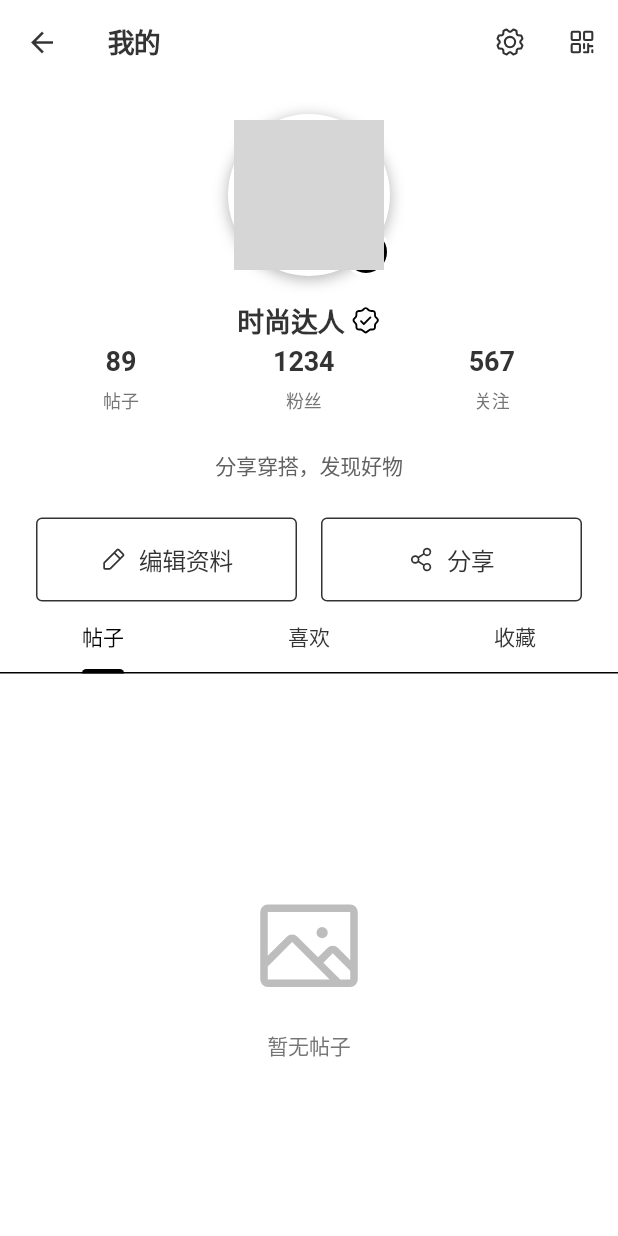
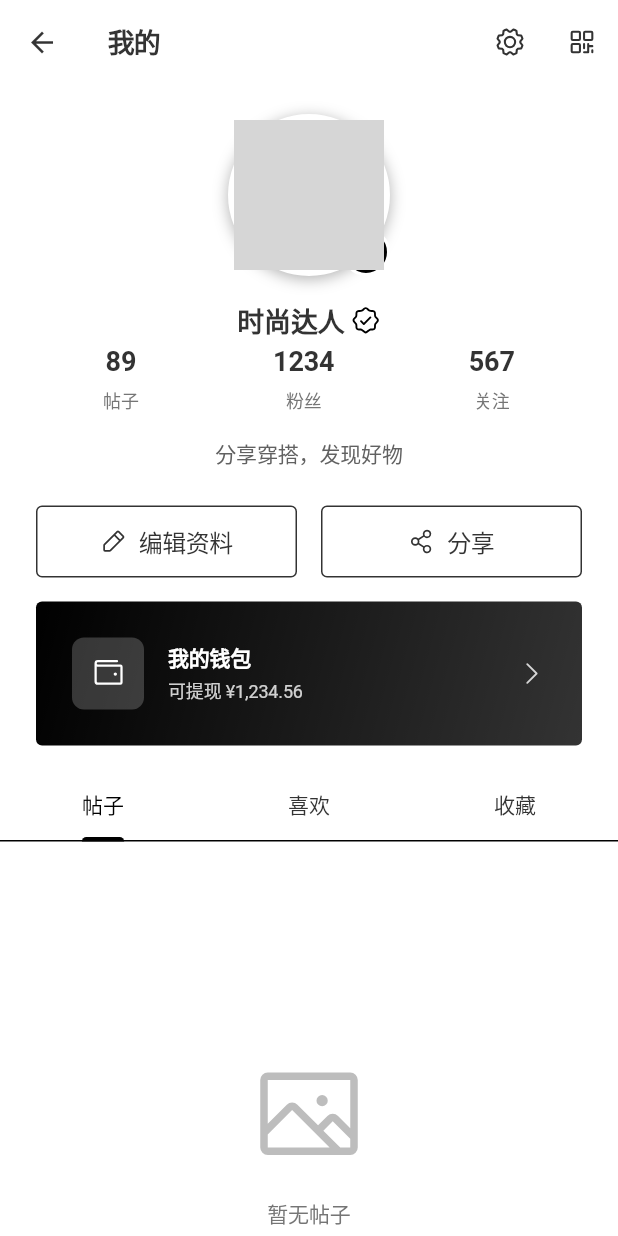
Before and after one commit to lveeer/OOTD, a Flutter app: the MyProfilePage screen opened directly, on a phone screen of 412 x 824 dp. Run offline on Flutter 3.47's test engine with Material 3 defaults, Android fonts, the light colour scheme and no system bars; our stand-ins replace cached_network_image, dartz, dio, equatable, fl_chart, flutter_bloc and 9 more; missing offline and left inert: photo_manager; accounts and stored records are empty; network calls fail; project files that could hold a hidden picture were left out; grey boxes are pictures that could not be loaded.

Commit message:
feat: 在个人页面添加钱包入口卡片

```diff
--- a/lib/features/user_profile/presentation/pages/my_profile_page.dart
+++ b/lib/features/user_profile/presentation/pages/my_profile_page.dart
@@ -4,6 +4,7 @@ import 'package:cached_network_image/cached_network_image.dart';
 import '../../../../core/constants/app_constants.dart';
 import '../../../../core/theme/app_colors.dart';
 import '../../../../shared/models/user.dart';
+import '../../../wallet/presentation/pages/wallet_page.dart';
 
 class MyProfilePage extends StatefulWidget {
   const MyProfilePage({super.key});
@@ -43,6 +44,9 @@ class _MyProfilePageState extends State<MyProfilePage> {
           ),
           SliverToBoxAdapter(
             child: _buildActionButtons(),
+          ),
+          SliverToBoxAdapter(
+            child: _buildWalletCard(),
           ),
           SliverToBoxAdapter(
             child: _buildTabs(),
@@ -165,6 +169,86 @@ class _MyProfilePageState extends State<MyProfilePage> {
     );
   }
 
+  Widget _buildWalletCard() {
+    return Padding(
+      padding: const EdgeInsets.symmetric(
+        horizontal: AppConstants.spacingL,
+        vertical: AppConstants.spacingM,
+      ),
+      child: GestureDetector(
+        onTap: () {
+          Navigator.push(
+            context,
+            MaterialPageRoute(
+              builder: (context) => const WalletPage(),
+            ),
+          );
+        },
+        child: Container(
+          padding: const EdgeInsets.all(AppConstants.spacingL),
+          decoration: BoxDecoration(
+            gradient: LinearGradient(
+              begin: Alignment.topLeft,
+              end: Alignment.bottomRight,
+              colors: [
+                AppColors.accent,
+                AppColors.accent.withOpacity(0.8),
+              ],
+            ),
+            borderRadius: BorderRadius.circular(AppConstants.radiusL),
+            boxShadow: AppColors.cardShadow(Theme.of(context).brightness),
+          ),
+          child: Row(
+            children: [
+              Container(
+                width: 48,
+                height: 48,
+                decoration: BoxDecoration(
+                  color: Colors.white.withOpacity(0.2),
+                  borderRadius: BorderRadius.circular(AppConstants.radiusM),
+                ),
+                child: Icon(
+                  PhosphorIcons.wallet(),
+                  color: Colors.white,
+                  size: 24,
+                ),
+              ),
+              const SizedBox(width: AppConstants.spacingM),
+              Expanded(
+                child: Column(
+                  crossAxisAlignment: CrossAxisAlignment.start,
+                  children: [
+                    Text(
+                      '我的钱包',
+                      style: const TextStyle(
+                        fontSize: AppConstants.fontSizeM,
+                        fontWeight: FontWeight.w600,
+                        color: Colors.white,
+                      ),
+                    ),
+                    const SizedBox(height: 2),
+                    Text(
+                      '可提现 ¥1,234.56',
+                      style: TextStyle(
+                        fontSize: AppConstants.fontSizeS,
+                        color: Colors.white.withOpacity(0.8),
+                      ),
+                    ),
+                  ],
+                ),
+              ),
+              Icon(
+                PhosphorIcons.caretRight(),
+                color: Colors.white.withOpacity(0.8),
+                size: 20,
+              ),
+            ],
+          ),
+        ),
+      ),
+    );
+  }
+
   Widget _buildStatItem(String value, String label) {
     return Column(
       children: [
@@ -189,7 +273,12 @@ class _MyProfilePageState extends State<MyProfilePage> {
 
   Widget _buildBio() {
     return Padding(
-      padding: const EdgeInsets.all(AppConstants.spacingL),
+      padding: const EdgeInsets.fromLTRB(
+        AppConstants.spacingL,
+        AppConstants.spacingM,
+        AppConstants.spacingL,
+        AppConstants.spacingL,
+      ),
       child: Text(
         _currentUser.bio ?? '',
         style: TextStyle(
@@ -213,6 +302,9 @@ class _MyProfilePageState extends State<MyProfilePage> {
               },
               icon: Icon(PhosphorIcons.pencilSimple()),
               label: const Text('编辑资料'),
+              style: OutlinedButton.styleFrom(
+                padding: const EdgeInsets.symmetric(vertical: 12),
+              ),
             ),
           ),
           const SizedBox(width: AppConstants.spacingM),
@@ -223,6 +315,9 @@ class _MyProfilePageState extends State<MyProfilePage> {
               },
               icon: Icon(PhosphorIcons.shareNetwork()),
               label: const Text('分享'),
+              style: OutlinedButton.styleFrom(
+                padding: const EdgeInsets.symmetric(vertical: 12),
+              ),
             ),
           ),
         ],
```
